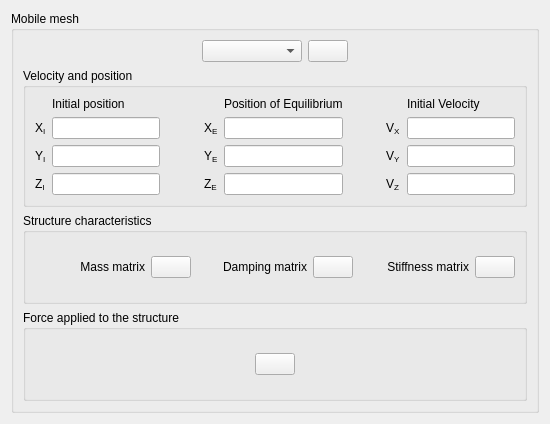
This is python/code_saturne/gui/case/BoundaryConditionsMobileMeshForm.ui in code-saturne/code_saturne as Qt 5 draws it before an edit. The edited form follows.
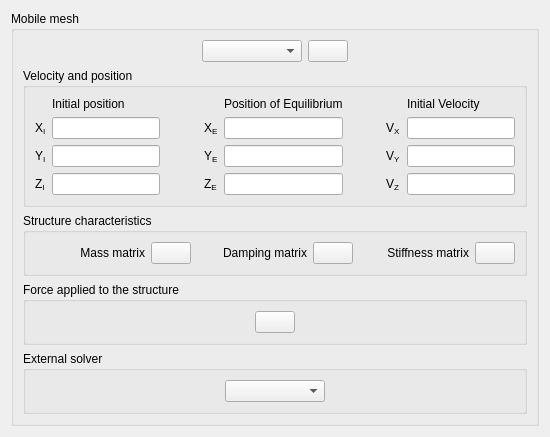
This is the edited form. Icons and pictures are not drawn.

Commit message: [FSI] Add possibility to user external solver with user function

The edit to the form file:
```diff
--- a/python/code_saturne/gui/case/BoundaryConditionsMobileMeshForm.ui
+++ b/python/code_saturne/gui/case/BoundaryConditionsMobileMeshForm.ui
@@ -464,8 +464,59 @@
           </spacer>
          </item>
         </layout>
-       </widget>
-      </item>
+              </widget>
+            </item>
+            <item>
+              <widget class="QGroupBox" name="groupBoxExternalSoler">
+                <property name="title">
+                  <string>External solver</string>
+                </property>
+                <layout class="QHBoxLayout" name="horizontalLayout">
+                  <item>
+                    <spacer name="spacer">
+                      <property name="orientation">
+                        <enum>Qt::Horizontal</enum>
+                      </property>
+                      <property name="sizeHint" stdset="0">
+                        <size>
+                          <width>53</width>
+                          <height>20</height>
+                        </size>
+                      </property>
+                    </spacer>
+                  </item>
+                  <item>
+                    <widget class="QComboBox" name="comboMobilExternalSolver">
+                      <property name="minimumSize">
+                        <size>
+                          <width>100</width>
+                          <height>0</height>
+                        </size>
+                      </property>
+                      <property name="toolTip">
+                        <string>&lt;html&gt;&lt;head/&gt;&lt;body&gt;&lt;p&gt;&lt;span style=&quot;
+                          font-size:9pt;&quot;&gt;Define the external solver to use.
+                          Two choices are available:&lt;br/&gt;- code_aster,&lt;br/&gt;-
+                          user&lt;/span&gt;&lt;/p&gt;&lt;/body&gt;&lt;/html&gt;</string>
+                      </property>
+                    </widget>
+                  </item>
+                  <item>
+                    <spacer>
+                      <property name="orientation">
+                        <enum>Qt::Horizontal</enum>
+                      </property>
+                      <property name="sizeHint" stdset="0">
+                        <size>
+                          <width>17</width>
+                          <height>17</height>
+                        </size>
+                      </property>
+                    </spacer>
+                  </item>
+                </layout>
+              </widget>
+            </item>
      </layout>
     </widget>
    </item>
```
The commit also changes 10 other files.
